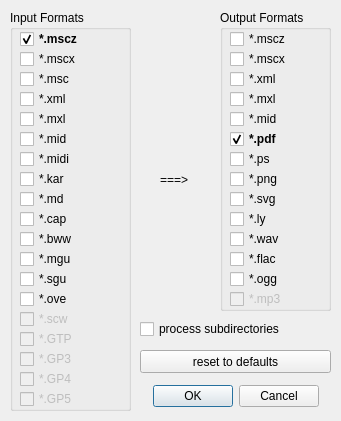
First picture: the form in batch_export.ui, repository Jojo-Schmitz/batch_export, before the edit.
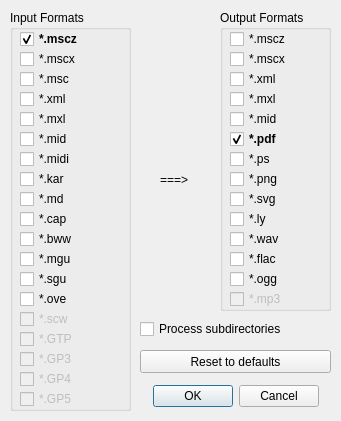
Second picture: the form after the edit.

```diff
--- a/batch_export.ui
+++ b/batch_export.ui
@@ -641,7 +641,7 @@
     <string/>
    </property>
    <property name="text">
-    <string>reset to defaults</string>
+    <string>Reset to defaults</string>
    </property>
    <property name="autoDefault">
     <bool>false</bool>
@@ -657,7 +657,7 @@
     </rect>
    </property>
    <property name="text">
-    <string>process subdirectories</string>
+    <string>Process subdirectories</string>
    </property>
   </widget>
   <widget class="QLabel" name="label">
```
